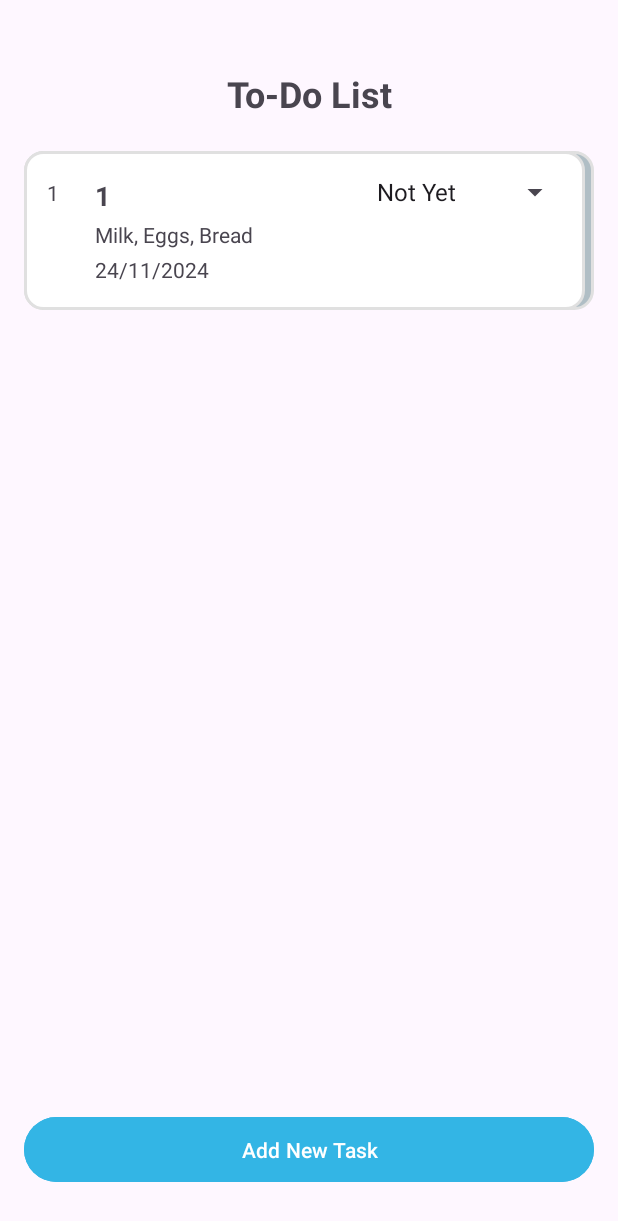
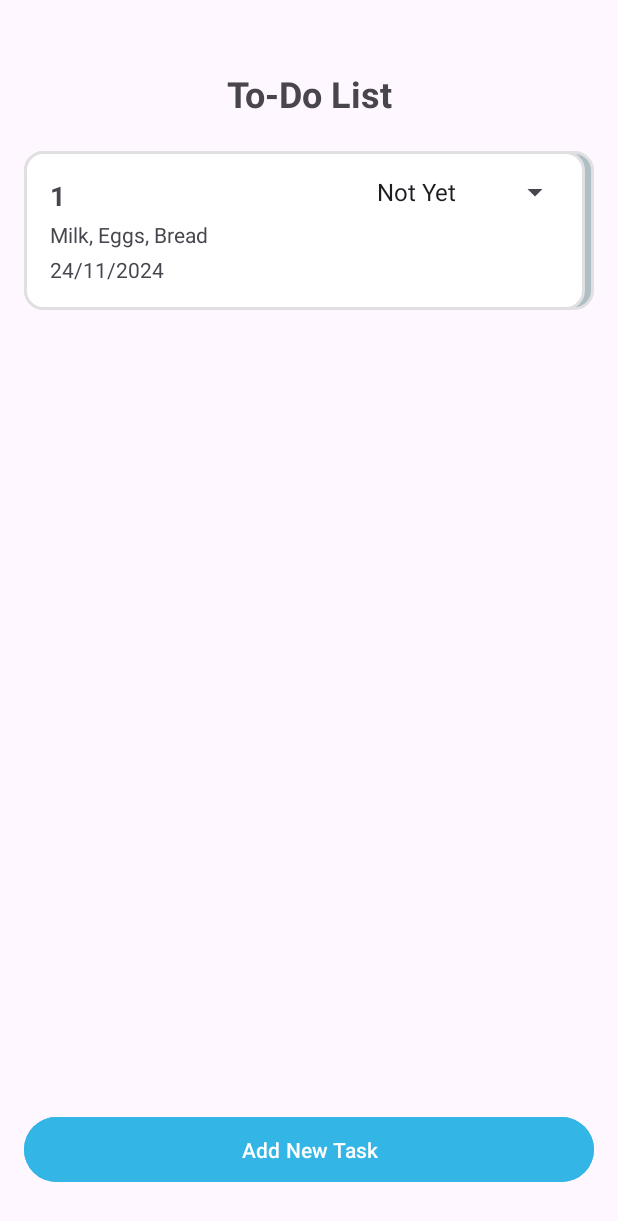
Before and after one commit to MySavEv/TodoList_Project_Group, an Android app: the screen it shows after launch (MainActivity), on a phone screen of 412 x 824 dp. Shown: the top 1221 px of the screen. Run offline under Robolectric (Android 15) with nearby library versions, the phone set to English and light mode, and no system bars; 2 statements that could not run were skipped.

```diff
--- a/app/src/main/res/layout/item_task.xml
+++ b/app/src/main/res/layout/item_task.xml
@@ -14,8 +14,8 @@
         android:id="@+id/textId"
         android:layout_width="30dp"
         android:layout_height="30dp"
-        android:text="34"/>
-<!--        android:visibility="gone"-->
+        android:text="34"
+        android:visibility="gone"/>
 
 
     <LinearLayout
```
